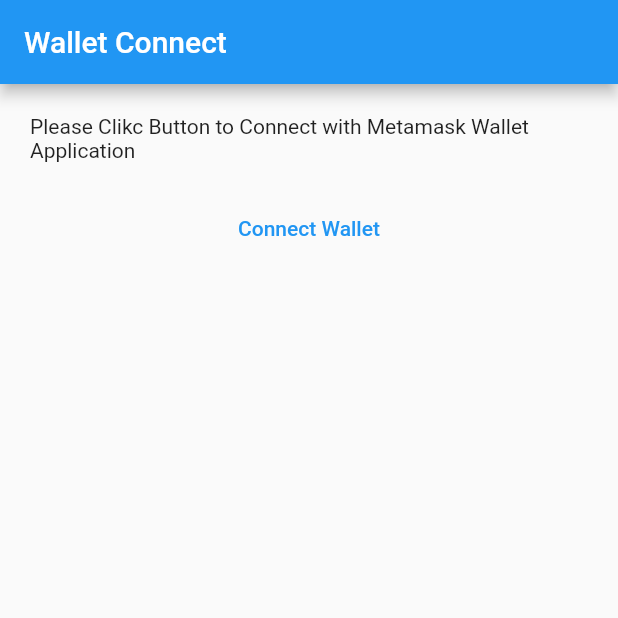
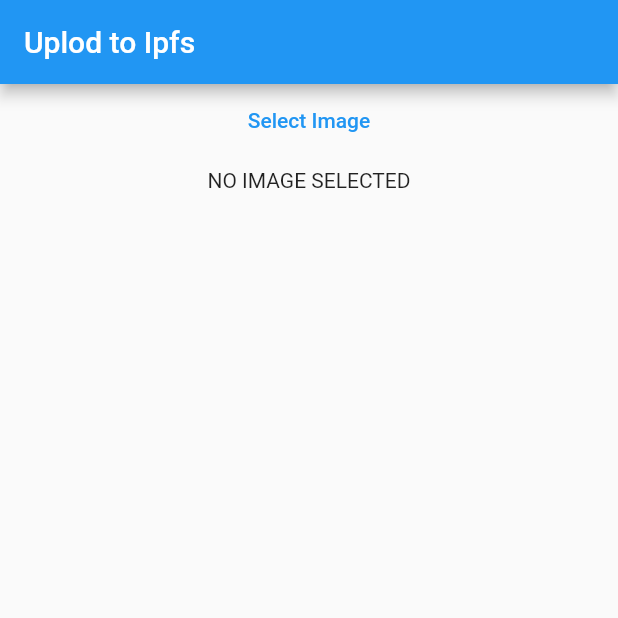
Before and after one commit to ArDapps/connecwalletflutter, a Flutter app: the screen it shows after launch, on a phone screen of 412 x 824 dp, the top half of it. Run offline on Flutter 3.47's test engine with Material 2 defaults, Android fonts, the phone set to English and light mode, and no system bars; our stand-ins replace image_picker; missing offline and left inert: walletconnect_dart.

Commit message:
start to uplaod ipfs image to ipfs

```diff
--- a/lib/HomePage.dart
+++ b/lib/HomePage.dart
@@ -1,6 +1,8 @@
+import 'dart:io';
+
 import 'package:flutter/material.dart';
-import 'package:url_launcher/url_launcher_string.dart';
-import 'package:walletconnect_dart/walletconnect_dart.dart';
+import 'package:image_picker/image_picker.dart';
+
 class HomePage extends StatefulWidget {
   const HomePage({Key? key}) : super(key: key);
 
@@ -10,76 +12,44 @@ class HomePage extends StatefulWidget {
 
 class _HomePageState extends State<HomePage> {
 
-  // Create a connector
-  final connector = WalletConnect(
-    bridge: 'https://bridge.walletconnect.org',
 
-    clientMeta: PeerMeta(
-      name: ' name WalletConnect',
-      description: ' description WalletConnect Developer App',
-      url: 'https://URLwalletconnect.org',
-      icons: [
-        'https://gblobscdn.gitbook.com/spaces%2F-LJJeCjcLrr53DcT1Ml7%2Favatar.png?alt=media'
-      ],
-    ),
-  );
+  File? image;
+  final _picker = ImagePicker();
 
-  var _session,uri,session;
-  connectMetmaskWallet(BuildContext context) async{
-    if(!connector.connected){
-      try{
-        session = await connector.createSession(onDisplayUri: (_uri) async{
-          uri=_uri;
-          await launchUrlString(_uri,mode: LaunchMode.externalApplication);
+  // Pick an image
+  pikImage() async{
+    final XFile? selectedImage = await _picker.pickImage(source: ImageSource.gallery);
+    if(selectedImage!=null){
+      setState(() {
+        image =File(selectedImage.path);
       });
-        setState(() {
-          _session=session;
-        });
-        print(session);
-        print(uri);
-
-      }catch(eroor){
-        print("error at connect $eroor" );
-      }
+    }else{
+      print("Error at pik image");
     }
 
   }
   @override
   Widget build(BuildContext context) {
-    // Subscribe to events
-    connector.on('connect', (session) =>setState( () {
-      _session=session;
-    }));
-    connector.on('session_update', (payload) =>   setState(() {
-      _session=session;
-    }));
-    connector.on('disconnect', (session) =>   setState(() {
-      _session=session;
-    }));
-
-    var account = session?.accounts[0];
-    var chainId= session?.chainId;
     return Scaffold(
-      appBar: AppBar(title: Text("Wallet Connect "),),
-      body: (session ==null)?SingleChildScrollView(
+      appBar: AppBar(title: Text("Uplod to Ipfs"),),
+      body: SingleChildScrollView(
+        child: Center(
           child: Column(
             children: [
+              TextButton(onPressed: (){
+                setState(() {
+
+                });
+                pikImage();
+              }, child: Text("Select Image")),
               Padding(
-              padding: const EdgeInsets.all(20.0),
-              child: Text("Please Clikc Button to Connect with Metamask Wallet Application"),
+                padding: const EdgeInsets.all(8.0),
+                child: image != null? Image.file(image!):Text("NO IMAGE SELECTED"),
               ),
-            TextButton(onPressed: ()=>connectMetmaskWallet(context), child: Text("Connect Wallet"))
-
             ],
           ),
-      ):(account !=null)?Column(
-        children: [
-          Text("You are Connected  $account"),
-          Text("Chain Id is   $chainId"),
-
-
-        ],
-      ):Text("No Account")
+        ),
+      ),
     );
   }
 }
--- a/lib/main.dart
+++ b/lib/main.dart
@@ -1,6 +1,6 @@
+import 'package:connecwalletflutter/HomePage.dart';
 import 'package:flutter/material.dart';
 
-import 'HomePage.dart';
 
 void main() {
   runApp(const MyApp());
--- /dev/null
+++ b/lib/walletHomePage.dart
@@ -0,0 +1,85 @@
+import 'package:flutter/material.dart';
+import 'package:url_launcher/url_launcher_string.dart';
+import 'package:walletconnect_dart/walletconnect_dart.dart';
+class HomePage extends StatefulWidget {
+  const HomePage({Key? key}) : super(key: key);
+
+  @override
+  State<HomePage> createState() => _HomePageState();
+}
+
+class _HomePageState extends State<HomePage> {
+
+  // Create a connector
+  final connector = WalletConnect(
+    bridge: 'https://bridge.walletconnect.org',
+
+    clientMeta: PeerMeta(
+      name: ' name WalletConnect',
+      description: ' description WalletConnect Developer App',
+      url: 'https://URLwalletconnect.org',
+      icons: [
+        'https://gblobscdn.gitbook.com/spaces%2F-LJJeCjcLrr53DcT1Ml7%2Favatar.png?alt=media'
+      ],
+    ),
+  );
+
+  var _session,uri,session;
+  connectMetmaskWallet(BuildContext context) async{
+    if(!connector.connected){
+      try{
+        session = await connector.createSession(onDisplayUri: (_uri) async{
+          uri=_uri;
+          await launchUrlString(_uri,mode: LaunchMode.externalApplication);
+        });
+        setState(() {
+          _session=session;
+        });
+        print(session);
+        print(uri);
+
+      }catch(eroor){
+        print("error at connect $eroor" );
+      }
+    }
+
+  }
+  @override
+  Widget build(BuildContext context) {
+    // Subscribe to events
+    connector.on('connect', (session) =>setState( () {
+      _session=session;
+    }));
+    connector.on('session_update', (payload) =>   setState(() {
+      _session=session;
+    }));
+    connector.on('disconnect', (session) =>   setState(() {
+      _session=session;
+    }));
+
+    var account = session?.accounts[0];
+    var chainId= session?.chainId;
+    return Scaffold(
+      appBar: AppBar(title: Text("Wallet Connect "),),
+      body: (session ==null)?SingleChildScrollView(
+        child: Column(
+          children: [
+            Padding(
+              padding: const EdgeInsets.all(20.0),
+              child: Text("Please Clikc Button to Connect with Metamask Wallet Application"),
+            ),
+            TextButton(onPressed: ()=>connectMetmaskWallet(context), child: Text("Connect Wallet"))
+
+          ],
+        ),
+      ):(account !=null)?Column(
+        children: [
+          Text("You are Connected  $account"),
+          Text("Chain Id is   $chainId"),
+
+
+        ],
+      ):Text("No Account")
+    );
+  }
+}
--- a/pubspec.yaml
+++ b/pubspec.yaml
@@ -38,6 +38,7 @@ dependencies:
   cupertino_icons: ^1.0.2
   walletconnect_dart: ^0.0.11
   url_launcher: ^6.1.6
+  image_picker: ^0.8.6
 dev_dependencies:
   flutter_test:
     sdk: flutter
```
Also changed, not shown: pubspec.lock, 2 other files. Lines whose indentation alone changed are shown as unchanged.
